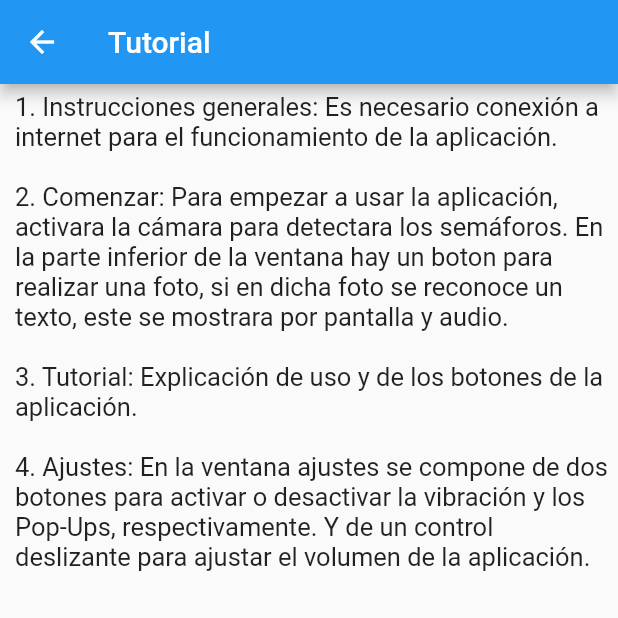
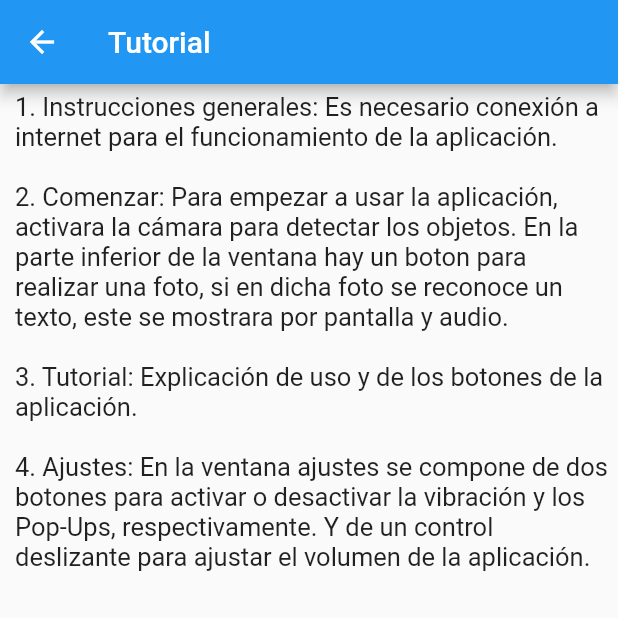
Before and after one commit to ManuelGMS/Tecnologias-Multimedia-e-Interaccion-TMI, a Flutter app: the MyTutorial screen opened directly, on a phone screen of 412 x 824 dp, the top half of it. Run offline on Flutter 3.47's test engine with Material 2 defaults, Android fonts, the phone set to English and light mode, and no system bars; our stand-ins replace camera, googleapis_auth, shared_preferences; missing offline and left inert: audioplayer, gcloud, googleapis, tflite; accounts and stored records are empty.

Commit message:
Hotfix: Texto del tutorial.dart

```diff
--- a/dsapp_tmi/lib/Menu/tutorial.dart
+++ b/dsapp_tmi/lib/Menu/tutorial.dart
@@ -23,7 +23,7 @@ class _MyTutorial extends State<MyTutorial> {
                 '1. Instrucciones generales: Es necesario conexión a internet para el funcionamiento de la aplicación.\n',
                 style: TextStyle(fontSize: 17)),
             Text(
-                '2. Comenzar: Para empezar a usar la aplicación, activara la cámara para detectara los semáforos. En la parte inferior de la ventana hay un boton para realizar una foto, si en dicha foto se reconoce un texto, este se mostrara por pantalla y audio.\n',
+                '2. Comenzar: Para empezar a usar la aplicación, activara la cámara para detectar los objetos. En la parte inferior de la ventana hay un boton para realizar una foto, si en dicha foto se reconoce un texto, este se mostrara por pantalla y audio.\n',
                 style: TextStyle(fontSize: 17)),
             Text(
                 '3. Tutorial: Explicación de uso y de los botones de la aplicación.\n',
```
